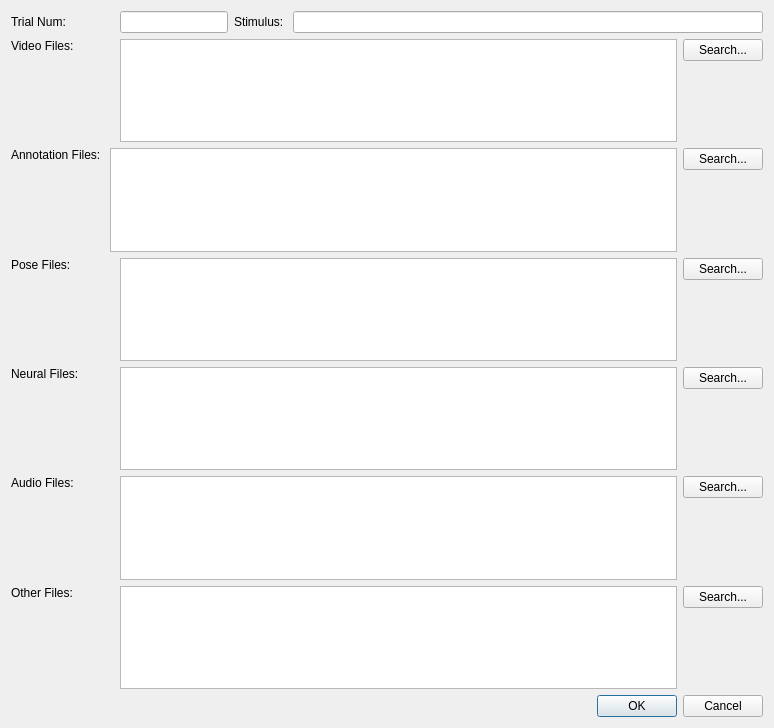
Qt form src/db/editTrialDialog.ui (neuroethology/bento) before a commit.
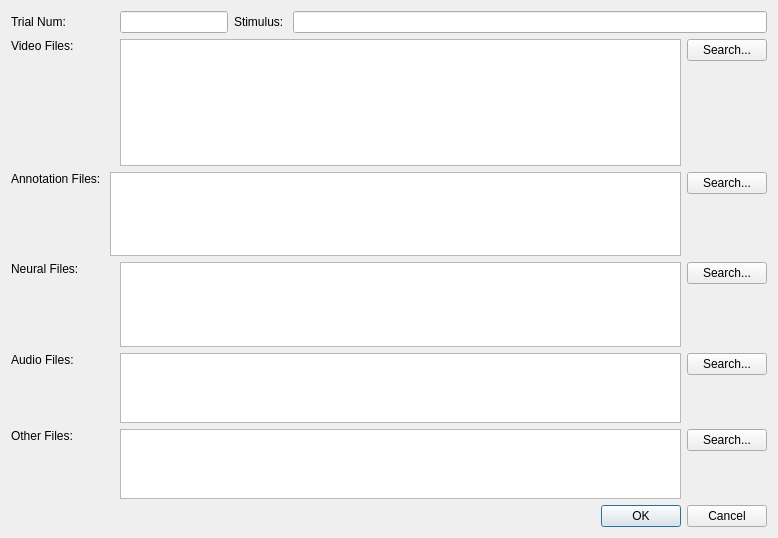
The same form after that commit. Custom widgets are drawn as their Qt base class.

```diff
--- a/src/db/editTrialDialog.ui
+++ b/src/db/editTrialDialog.ui
@@ -6,14 +6,14 @@
    <rect>
     <x>0</x>
     <y>0</y>
-    <width>774</width>
-    <height>728</height>
+    <width>778</width>
+    <height>538</height>
    </rect>
   </property>
   <property name="windowTitle">
    <string>Add or Edit Trial</string>
   </property>
-  <layout class="QVBoxLayout" name="verticalLayout">
+  <layout class="QVBoxLayout" name="verticalLayout" stretch="0,3,2,2,1,1,0">
    <item>
     <layout class="QHBoxLayout" name="generalInfoHorizontalLayout">
      <item>
@@ -52,7 +52,7 @@
     </layout>
    </item>
    <item>
-    <layout class="QHBoxLayout" name="videosHorizontalLayout">
+    <layout class="QHBoxLayout" name="videosHorizontalLayout" stretch="0,0,0">
      <item>
       <widget class="QLabel" name="videosLabel">
        <property name="minimumSize">
@@ -70,7 +70,7 @@
       </widget>
      </item>
      <item>
-      <widget class="DeleteableTableView" name="videosFileTableView"/>
+      <widget class="QTreeView" name="videosTreeView"/>
      </item>
      <item>
       <layout class="QVBoxLayout" name="videosSearchVerticalLayout">
@@ -139,53 +139,6 @@
      </item>
     </layout>
    </item>
-   <item>
-    <layout class="QHBoxLayout" name="posesHorizontalLayout">
-     <item>
-      <widget class="QLabel" name="posesLabel">
-       <property name="minimumSize">
-        <size>
-         <width>103</width>
-         <height>0</height>
-        </size>
-       </property>
-       <property name="text">
-        <string>Pose Files: </string>
-       </property>
-       <property name="alignment">
-        <set>Qt::AlignLeading|Qt::AlignLeft|Qt::AlignTop</set>
-       </property>
-      </widget>
-     </item>
-     <item>
-      <widget class="DeleteableTableView" name="posesTableView"/>
-     </item>
-     <item>
-      <layout class="QVBoxLayout" name="posesSearchVerticalLayout">
-       <item>
-        <widget class="QPushButton" name="posesSearchPushButton">
-         <property name="text">
-          <string>Search...</string>
-         </property>
-        </widget>
-       </item>
-       <item>
-        <spacer name="posesSearchVerticalSpacer">
-         <property name="orientation">
-          <enum>Qt::Vertical</enum>
-         </property>
-         <property name="sizeHint" stdset="0">
-          <size>
-           <width>20</width>
-           <height>40</height>
-          </size>
-         </property>
-        </spacer>
-       </item>
-      </layout>
-     </item>
-    </layout>
-   </item>
    <item>
     <layout class="QHBoxLayout" name="neuralsHorizontalLayout">
      <item>
@@ -237,6 +190,9 @@
     <layout class="QHBoxLayout" name="audiosHorizontalLayout">
      <item>
       <widget class="QLabel" name="audiosLabel">
+       <property name="enabled">
+        <bool>true</bool>
+       </property>
        <property name="minimumSize">
         <size>
          <width>103</width>
@@ -252,12 +208,19 @@
       </widget>
      </item>
      <item>
-      <widget class="QTreeView" name="audiosTreeView"/>
+      <widget class="QTreeView" name="audiosTreeView">
+       <property name="enabled">
+        <bool>true</bool>
+       </property>
+      </widget>
      </item>
      <item>
       <layout class="QVBoxLayout" name="audiosSearchVerticalLayout">
        <item>
         <widget class="QPushButton" name="audiosSearchPushButton">
+         <property name="enabled">
+          <bool>true</bool>
+         </property>
          <property name="text">
           <string>Search...</string>
          </property>
@@ -284,6 +247,9 @@
     <layout class="QHBoxLayout" name="othersHorizontalLayout">
      <item>
       <widget class="QLabel" name="othersLabel">
+       <property name="enabled">
+        <bool>true</bool>
+       </property>
        <property name="minimumSize">
         <size>
          <width>103</width>
@@ -299,12 +265,19 @@
       </widget>
      </item>
      <item>
-      <widget class="DeleteableTableView" name="othersTableView"/>
+      <widget class="DeleteableTableView" name="othersTableView">
+       <property name="enabled">
+        <bool>true</bool>
+       </property>
+      </widget>
      </item>
      <item>
       <layout class="QVBoxLayout" name="othersSearchVerticalLayout">
        <item>
         <widget class="QPushButton" name="othersSearchPushButton">
+         <property name="enabled">
+          <bool>true</bool>
+         </property>
          <property name="text">
           <string>Search...</string>
          </property>
```
